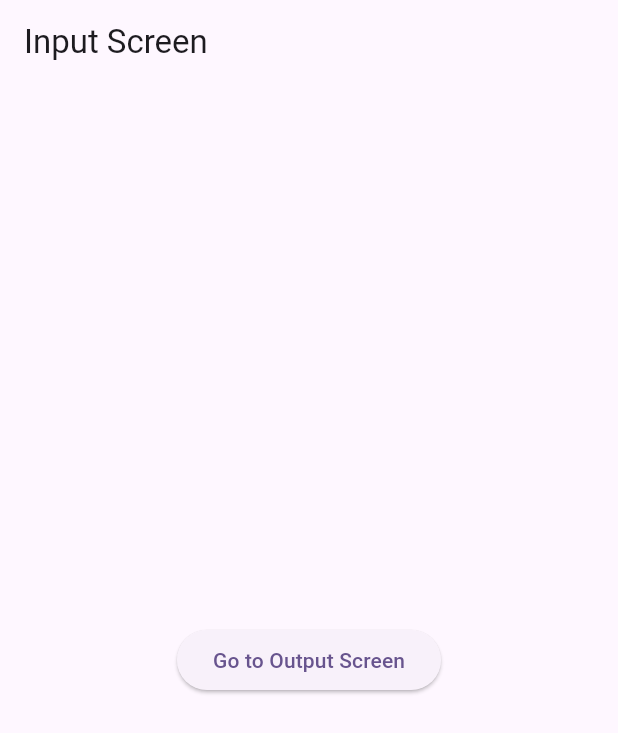
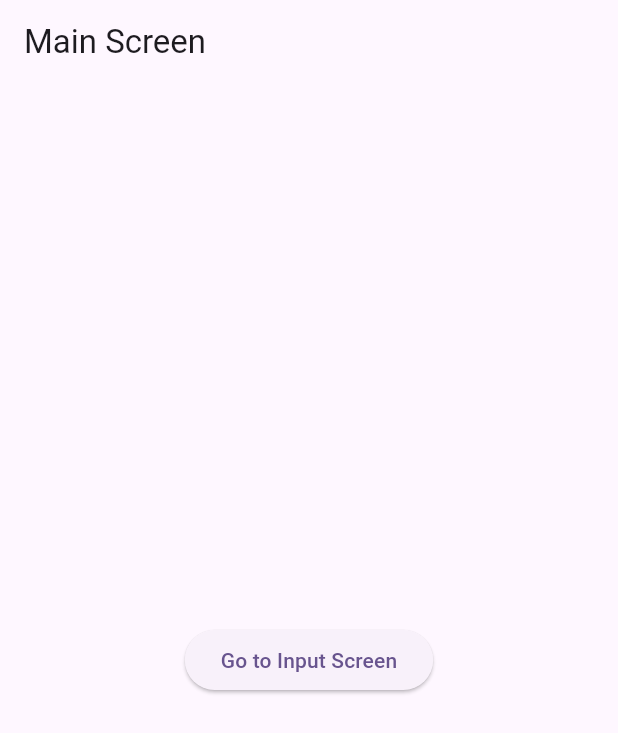
Before and after one commit to GP8-Gokul/Contextual-Content-Creation-Application, a Flutter app: the screen it shows after launch, on a phone screen of 412 x 824 dp. Shown: the top 733 px of the screen. Run offline on Flutter 3.47's test engine with Material 3 defaults, Android fonts, the light colour scheme and no system bars.

Commit message:
Add main screen and update initial route in Flutter app

```diff
--- a/frontend/cccapp/lib/main.dart
+++ b/frontend/cccapp/lib/main.dart
@@ -1,4 +1,5 @@
 import 'package:cccapp/screens/input_screen.dart';
+import 'package:cccapp/screens/main_screen.dart';
 import 'package:cccapp/screens/output_screen.dart';
 import 'package:flutter/material.dart';
 
@@ -18,10 +19,11 @@ class MyApp extends StatelessWidget {
         useMaterial3: true,
       ),
       routes: {
+        MainScreen.routeName: (context) => const MainScreen(),
         InputScreen.routeName: (context) => const InputScreen(),
         OutputScreen.routeName: (context) => const OutputScreen(),
       },
-      initialRoute: InputScreen.routeName,
+      initialRoute: MainScreen.routeName,
     );
   }
 }
--- /dev/null
+++ b/frontend/cccapp/lib/screens/main_screen.dart
@@ -0,0 +1,29 @@
+import 'package:cccapp/screens/input_screen.dart';
+import 'package:flutter/material.dart';
+
+class MainScreen extends StatefulWidget {
+  const MainScreen({super.key});
+  static String routeName = 'main_screen';
+
+  @override
+  State<MainScreen> createState() => _MainScreenState();
+}
+
+class _MainScreenState extends State<MainScreen> {
+  @override
+  Widget build(BuildContext context) {
+    return Scaffold(
+      appBar: AppBar(
+        title: const Text('Main Screen'),
+      ),
+      body: Center(
+        child: ElevatedButton(
+          onPressed: () {
+            Navigator.pushNamed(context, InputScreen.routeName);
+          },
+          child: const Text('Go to Input Screen'),
+        ),
+      ),
+    );
+  }
+}
```
